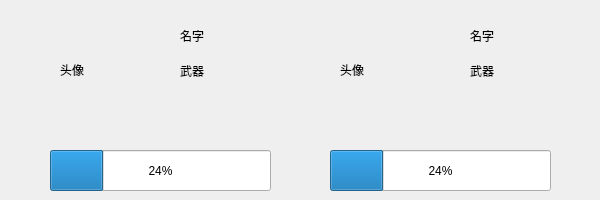
TTaket/-, file Fear_No_One/System/Interface/gethit_hp.ui: the form before one commit.
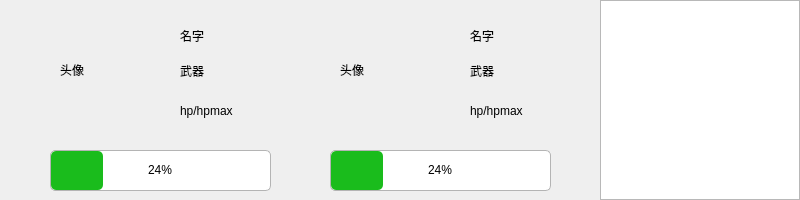
The form after the commit. Icons and pictures are not drawn.

The edit to the form file:
```diff
--- a/Fear_No_One/System/Interface/gethit_hp.ui
+++ b/Fear_No_One/System/Interface/gethit_hp.ui
@@ -6,7 +6,7 @@
    <rect>
     <x>0</x>
     <y>0</y>
-    <width>600</width>
+    <width>800</width>
     <height>200</height>
    </rect>
   </property>
@@ -35,6 +35,21 @@
      <height>41</height>
     </rect>
    </property>
+   <property name="styleSheet">
+    <string notr="true">QProgressBar{
+	font:9pt;
+	border-radius:5px;
+	text-align:center;
+	border:1px solid #E8EDF2;
+	background-color: rgb(255, 255, 255);
+	border-color: rgb(180, 180, 180);
+}
+QProgressBar:chunk{
+	border-radius:5px;
+	background-color:#1ABC1C;
+}
+</string>
+   </property>
    <property name="value">
     <number>24</number>
    </property>
@@ -48,6 +63,21 @@
      <height>41</height>
     </rect>
    </property>
+   <property name="styleSheet">
+    <string notr="true">QProgressBar{
+	font:9pt;
+	border-radius:5px;
+	text-align:center;
+	border:1px solid #E8EDF2;
+	background-color: rgb(255, 255, 255);
+	border-color: rgb(180, 180, 180);
+}
+QProgressBar:chunk{
+	border-radius:5px;
+	background-color:#1ABC1C;
+}
+</string>
+   </property>
    <property name="value">
     <number>24</number>
    </property>
@@ -130,6 +160,70 @@
     <string>武器</string>
    </property>
   </widget>
+  <widget class="QLabel" name="lb_hpinfo1">
+   <property name="geometry">
+    <rect>
+     <x>180</x>
+     <y>100</y>
+     <width>81</width>
+     <height>21</height>
+    </rect>
+   </property>
+   <property name="text">
+    <string>hp/hpmax</string>
+   </property>
+  </widget>
+  <widget class="QLabel" name="lb_hpinfo2">
+   <property name="geometry">
+    <rect>
+     <x>470</x>
+     <y>100</y>
+     <width>81</width>
+     <height>21</height>
+    </rect>
+   </property>
+   <property name="text">
+    <string>hp/hpmax</string>
+   </property>
+  </widget>
+  <widget class="QTextEdit" name="te_fightinfo">
+   <property name="enabled">
+    <bool>true</bool>
+   </property>
+   <property name="geometry">
+    <rect>
+     <x>600</x>
+     <y>0</y>
+     <width>200</width>
+     <height>200</height>
+    </rect>
+   </property>
+   <property name="minimumSize">
+    <size>
+     <width>200</width>
+     <height>200</height>
+    </size>
+   </property>
+   <property name="maximumSize">
+    <size>
+     <width>200</width>
+     <height>200</height>
+    </size>
+   </property>
+   <property name="styleSheet">
+    <string notr="true">
+QString fileName = &quot;../Fear_No_One/Resource/Photo/Fight_Mess.png&quot;;
+
+ui-&gt;te_fightinfo-&gt;setStyleSheet(&quot;background-image: url(fileName)&quot;);</string>
+   </property>
+   <property name="html">
+    <string>&lt;!DOCTYPE HTML PUBLIC &quot;-//W3C//DTD HTML 4.0//EN&quot; &quot;http://www.w3.org/TR/REC-html40/strict.dtd&quot;&gt;
+&lt;html&gt;&lt;head&gt;&lt;meta name=&quot;qrichtext&quot; content=&quot;1&quot; /&gt;&lt;style type=&quot;text/css&quot;&gt;
+p, li { white-space: pre-wrap; }
+&lt;/style&gt;&lt;/head&gt;&lt;body style=&quot; font-family:'SimSun'; font-size:9pt; font-weight:400; font-style:normal;&quot;&gt;
+&lt;p style=&quot;-qt-paragraph-type:empty; margin-top:0px; margin-bottom:0px; margin-left:0px; margin-right:0px; -qt-block-indent:0; text-indent:0px; font-family:'SimSun';&quot;&gt;&lt;br /&gt;&lt;/p&gt;&lt;/body&gt;&lt;/html&gt;</string>
+   </property>
+  </widget>
  </widget>
  <resources/>
  <connections/>
```
